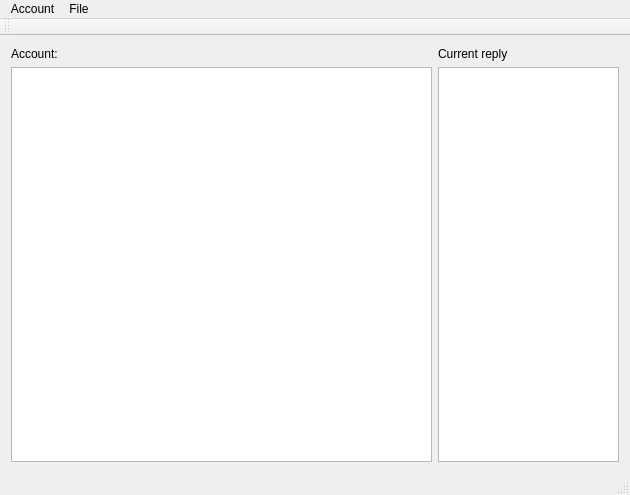
Qt form GDriveApp/src/mainwindow.ui (Loukei/portfolio) before a commit.
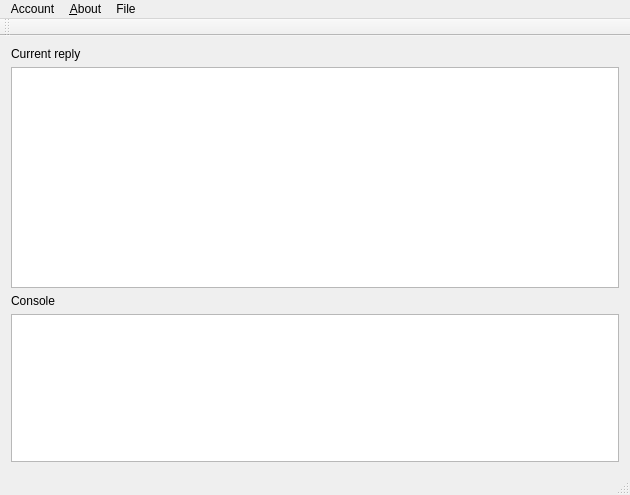
The same form after that commit. Icons and pictures are not drawn.

What changed in the file:
```diff
--- a/GDriveApp/src/mainwindow.ui
+++ b/GDriveApp/src/mainwindow.ui
@@ -18,38 +18,30 @@
     <normaloff>:/Icon/Icon/Icon_main.png</normaloff>:/Icon/Icon/Icon_main.png</iconset>
   </property>
   <widget class="QWidget" name="centralWidget">
-   <layout class="QHBoxLayout" name="horizontalLayout" stretch="7,3">
+   <layout class="QVBoxLayout" name="verticalLayout" stretch="0,3,0,2">
     <item>
-     <layout class="QVBoxLayout" name="verticalLayout">
-      <item>
-       <widget class="QLabel" name="label_UserName">
-        <property name="text">
-         <string>Account:</string>
-        </property>
-       </widget>
-      </item>
-      <item>
-       <widget class="QPlainTextEdit" name="plainTextEdit">
-        <property name="readOnly">
-         <bool>true</bool>
-        </property>
-       </widget>
-      </item>
-     </layout>
+     <widget class="QLabel" name="label_CurrentReply">
+      <property name="text">
+       <string>Current reply</string>
+      </property>
+     </widget>
     </item>
     <item>
-     <layout class="QVBoxLayout" name="verticalLayout_2">
-      <item>
-       <widget class="QLabel" name="label_CurrentReply">
-        <property name="text">
-         <string>Current reply</string>
-        </property>
-       </widget>
-      </item>
-      <item>
-       <widget class="QTreeView" name="treeView_Reply"/>
-      </item>
-     </layout>
+     <widget class="QTreeView" name="treeView_Reply"/>
+    </item>
+    <item>
+     <widget class="QLabel" name="label">
+      <property name="text">
+       <string>Console</string>
+      </property>
+     </widget>
+    </item>
+    <item>
+     <widget class="QPlainTextEdit" name="plainTextEdit">
+      <property name="readOnly">
+       <bool>true</bool>
+      </property>
+     </widget>
     </item>
    </layout>
   </widget>
@@ -84,7 +76,14 @@
     <addaction name="actionGet_file_matadata"/>
     <addaction name="actionUpdate_file"/>
    </widget>
+   <widget class="QMenu" name="menu_About">
+    <property name="title">
+     <string>&amp;About</string>
+    </property>
+    <addaction name="action_About_User"/>
+   </widget>
    <addaction name="menuAcount"/>
+   <addaction name="menu_About"/>
    <addaction name="menuFile"/>
   </widget>
   <widget class="QToolBar" name="mainToolBar">
```
Left out of the diff: 68 changed lines with no effect on the pictures.
